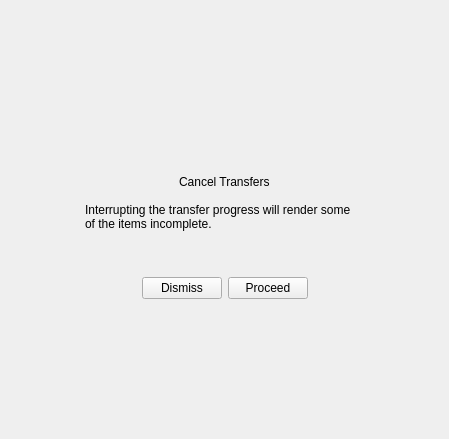
This is src/MEGASync/gui/macx/CancelConfirmWidget.ui in meganz/MEGAsync as Qt 5 draws it before an edit. The edited form follows.
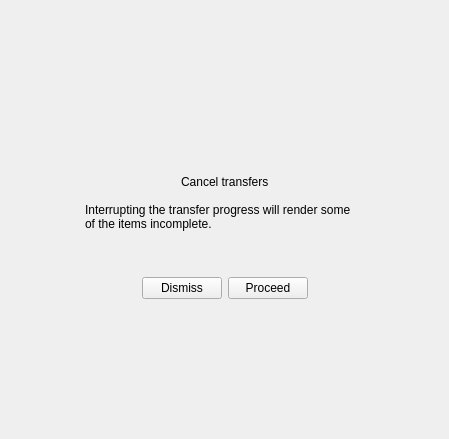
This is the edited form. Icons and pictures are not drawn.

Commit message: SNC-2067 Strings and translation for Transfer manager

```diff
--- a/src/MEGASync/gui/macx/CancelConfirmWidget.ui
+++ b/src/MEGASync/gui/macx/CancelConfirmWidget.ui
@@ -101,7 +101,7 @@
      <item>
       <widget class="QLabel" name="lCancelTransfers">
        <property name="text">
-        <string>Cancel Transfers</string>
+        <string>Cancel transfers</string>
        </property>
        <property name="role" stdset="0">
         <string notr="true">title</string>
```
The commit also changes 11 other files.
